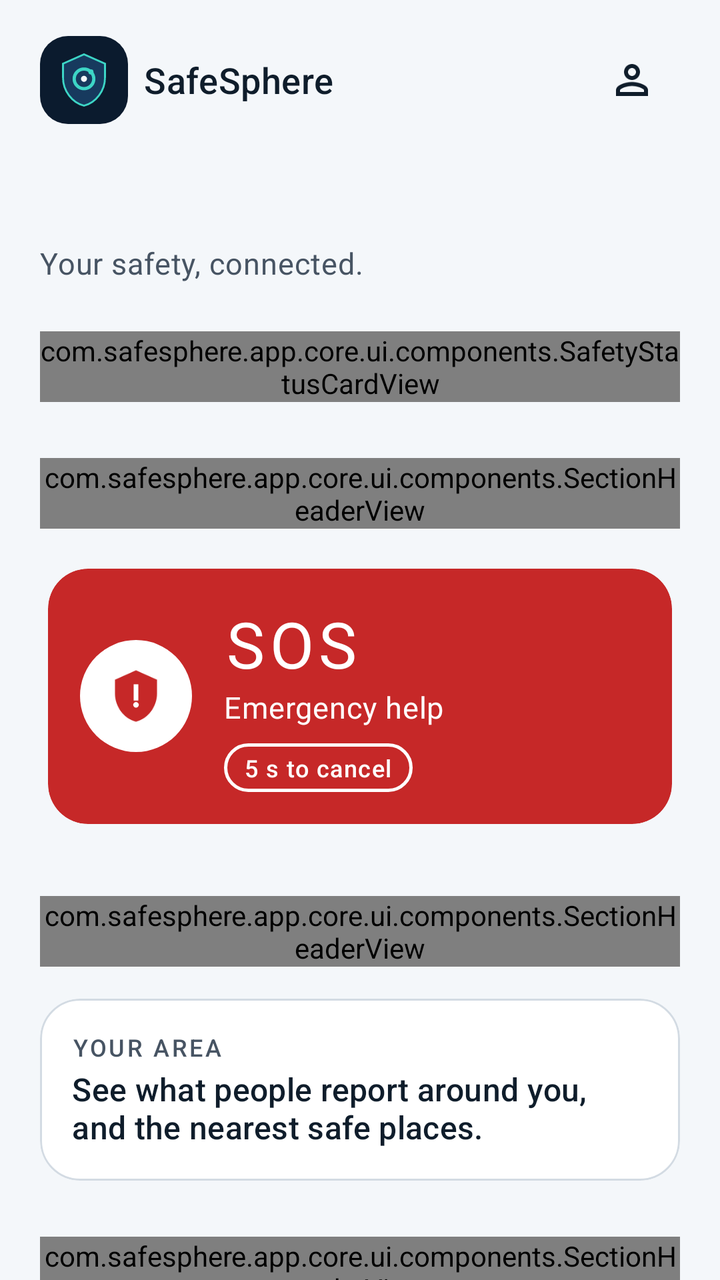
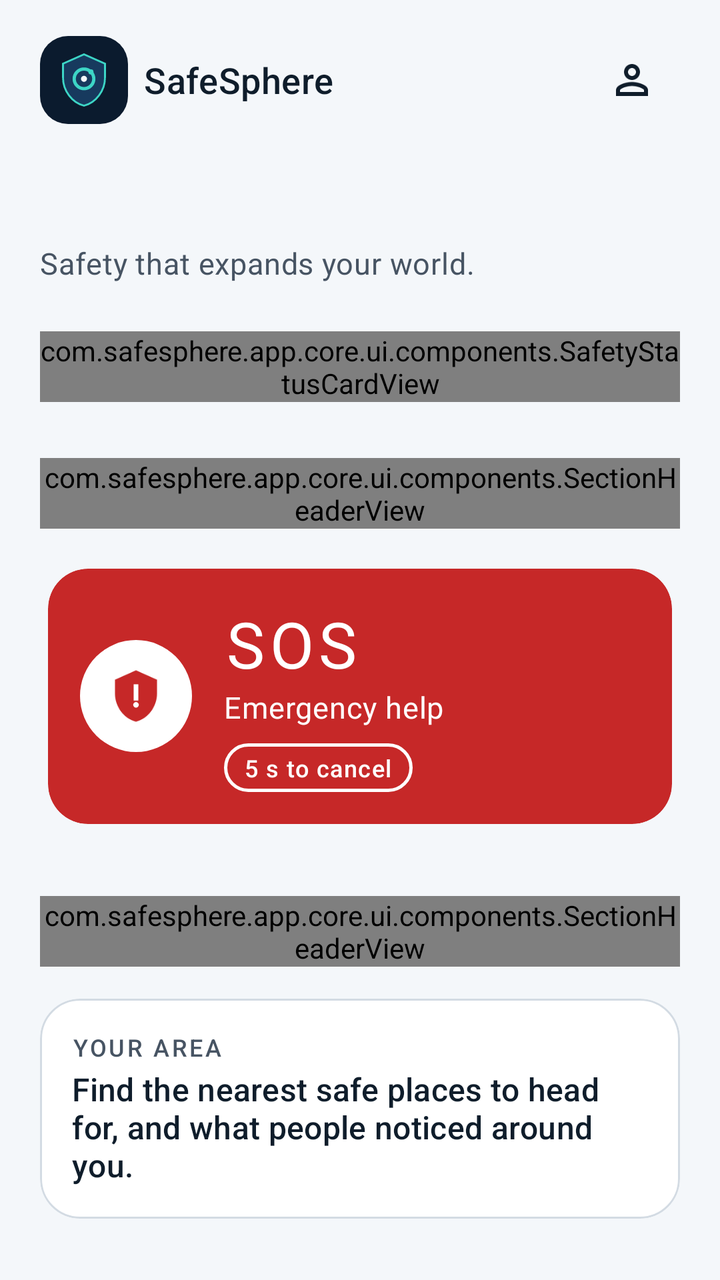

The first picture is an Android layout as it rendered before a commit; the second is the same layout after the commit. The layout source and the unified diff follow.
<!-- AndroidManifest.xml: application theme Theme.SafeSphere -->
<!-- res/layout/fragment_home.xml -->
<?xml version="1.0" encoding="utf-8"?>
<androidx.core.widget.NestedScrollView xmlns:android="http://schemas.android.com/apk/res/android"
    xmlns:app="http://schemas.android.com/apk/res-auto"
    android:layout_width="match_parent"
    android:layout_height="match_parent"
    android:fillViewport="true">

    <LinearLayout
        android:layout_width="match_parent"
        android:layout_height="wrap_content"
        android:orientation="vertical"
        android:paddingStart="@dimen/screen_padding"
        android:paddingTop="@dimen/space_md"
        android:paddingEnd="@dimen/screen_padding"
        android:paddingBottom="@dimen/space_lg">

        
        <LinearLayout
            android:id="@+id/homeHeader"
            android:layout_width="match_parent"
            android:layout_height="wrap_content"
            android:gravity="center_vertical"
            android:orientation="horizontal">

            <ImageView
                style="@style/Widget.SafeSphere.BrandTile"
                android:layout_width="@dimen/brand_tile_size"
                android:layout_height="@dimen/brand_tile_size" />

            <TextView
                android:layout_width="0dp"
                android:layout_height="wrap_content"
                android:layout_marginStart="@dimen/space_sm"
                android:layout_weight="1"
                android:text="@string/app_name"
                android:textAppearance="@style/TextAppearance.SafeSphere.SectionTitle" />

            <ImageButton
                android:id="@+id/profileButton"
                android:layout_width="@dimen/min_touch_target"
                android:layout_height="@dimen/min_touch_target"
                android:background="?attr/selectableItemBackgroundBorderless"
                android:contentDescription="@string/cd_open_profile"
                android:src="@drawable/ic_person_outline"
                app:tint="?attr/colorOnSurface" />
        </LinearLayout>

        
        <LinearLayout
            android:id="@+id/greetingBlock"
            android:layout_width="match_parent"
            android:layout_height="wrap_content"
            android:layout_marginTop="@dimen/space_md"
            android:orientation="vertical">

            <TextView
                android:id="@+id/greeting"
                android:layout_width="match_parent"
                android:layout_height="wrap_content"
                android:accessibilityHeading="true"
                android:textAppearance="@style/TextAppearance.SafeSphere.ScreenTitle" />

            <TextView
                android:layout_width="match_parent"
                android:layout_height="wrap_content"
                android:layout_marginTop="@dimen/space_xs"
                android:text="@string/tagline_your_safety"
                android:textAppearance="@style/TextAppearance.SafeSphere.Body" />
        </LinearLayout>

        
        <com.google.android.material.card.MaterialCardView
            android:id="@+id/activeEmergencyBanner"
            style="@style/Widget.SafeSphere.Card.Emergency"
            android:layout_width="match_parent"
            android:layout_height="wrap_content"
            android:layout_marginTop="@dimen/space_md"
            android:clickable="true"
            android:contentDescription="@string/cd_home_emergency_banner"
            android:focusable="true"
            android:visibility="gone">

            <TextView
                android:layout_width="match_parent"
                android:layout_height="wrap_content"
                android:importantForAccessibility="no"
                android:minHeight="56dp"
                android:padding="@dimen/space_md"
                android:text="@string/home_emergency_banner"
                android:textAppearance="@style/TextAppearance.SafeSphere.CardTitle"
                android:textColor="?attr/colorOnError" />
        </com.google.android.material.card.MaterialCardView>

        <com.safesphere.app.core.ui.components.NoticeView
            android:id="@+id/activeWalkBanner"
            android:layout_width="match_parent"
            android:layout_height="wrap_content"
            android:layout_marginTop="@dimen/space_md"
            android:clickable="true"
            android:focusable="true"
            android:minHeight="56dp"
            android:visibility="gone"
            app:noticeText="@string/home_walk_banner"
            app:noticeType="info" />

        
        <com.safesphere.app.core.ui.components.SafetyStatusCardView
            android:id="@+id/statusCard"
            android:layout_width="match_parent"
            android:layout_height="wrap_content"
            android:layout_marginTop="@dimen/space_lg" />

        
        <LinearLayout
            android:id="@+id/quickActionsSection"
            android:layout_width="match_parent"
            android:layout_height="wrap_content"
            android:layout_marginTop="@dimen/section_spacing"
            android:orientation="vertical">

            <com.safesphere.app.core.ui.components.SectionHeaderView
                android:layout_width="match_parent"
                android:layout_height="wrap_content"
                android:layout_marginBottom="@dimen/space_md"
                app:badgeStatus="none"
                app:sectionTitle="@string/section_quick_actions" />

            
            <com.google.android.material.card.MaterialCardView
                android:id="@+id/sosTile"
                style="@style/Widget.SafeSphere.Card.Emergency"
                android:layout_width="match_parent"
                android:layout_height="wrap_content"
                android:layout_margin="@dimen/space_xs"
                android:clickable="true"
                android:contentDescription="@string/cd_sos_tile"
                android:focusable="true">

                <LinearLayout
                    android:layout_width="match_parent"
                    android:layout_height="wrap_content"
                    android:gravity="center_vertical"
                    android:minHeight="96dp"
                    android:orientation="horizontal"
                    android:padding="@dimen/space_md">

                    <ImageView
                        android:layout_width="56dp"
                        android:layout_height="56dp"
                        android:background="@drawable/bg_icon_circle"
                        android:backgroundTint="?attr/colorOnError"
                        android:importantForAccessibility="no"
                        android:padding="14dp"
                        android:src="@drawable/ic_shield_alert"
                        app:tint="?attr/colorError" />

                    <LinearLayout
                        android:layout_width="0dp"
                        android:layout_height="wrap_content"
                        android:layout_marginStart="@dimen/space_md"
                        android:layout_weight="1"
                        android:orientation="vertical">

                        <TextView
                            android:layout_width="wrap_content"
                            android:layout_height="wrap_content"
                            android:text="@string/feature_sos_title"
                            android:textAppearance="@style/TextAppearance.SafeSphere.Hero.Status"
                            android:textColor="?attr/colorOnError" />

                        <TextView
                            android:layout_width="wrap_content"
                            android:layout_height="wrap_content"
                            android:text="@string/sos_subtitle"
                            android:textAppearance="@style/TextAppearance.SafeSphere.Body"
                            android:textColor="?attr/colorOnError" />

                        
                        <TextView
                            style="@style/Widget.SafeSphere.Badge.OnEmergency"
                            android:layout_width="wrap_content"
                            android:layout_height="wrap_content"
                            android:layout_marginTop="@dimen/space_sm"
                            android:text="@string/sos_badge_countdown" />
                    </LinearLayout>
                </LinearLayout>
            </com.google.android.material.card.MaterialCardView>

            <androidx.recyclerview.widget.RecyclerView
                android:id="@+id/quickActions"
                android:layout_width="match_parent"
                android:layout_height="wrap_content"
                android:layout_marginTop="@dimen/space_xs"
                android:nestedScrollingEnabled="false"
                app:layoutManager="androidx.recyclerview.widget.GridLayoutManager"
                app:spanCount="3" />
        </LinearLayout>

        
        <LinearLayout
            android:id="@+id/nearbySection"
            android:layout_width="match_parent"
            android:layout_height="wrap_content"
            android:layout_marginTop="@dimen/section_spacing"
            android:orientation="vertical">

            <com.safesphere.app.core.ui.components.SectionHeaderView
                android:layout_width="match_parent"
                android:layout_height="wrap_content"
                android:layout_marginBottom="@dimen/space_md"
                app:badgeStatus="available"
                app:sectionTitle="@string/section_nearby" />

            <com.google.android.material.card.MaterialCardView
                android:id="@+id/nearbyCard"
                android:layout_width="match_parent"
                android:layout_height="wrap_content"
                android:clickable="true"
                android:contentDescription="@string/cd_nearby_card"
                android:focusable="true">

                <LinearLayout
                    android:layout_width="match_parent"
                    android:layout_height="wrap_content"
                    android:orientation="vertical"
                    android:padding="@dimen/space_md">

                    <TextView
                        android:layout_width="wrap_content"
                        android:layout_height="wrap_content"
                        android:text="@string/nearby_overline"
                        android:textAppearance="@style/TextAppearance.SafeSphere.Overline" />

                    <TextView
                        android:layout_width="match_parent"
                        android:layout_height="wrap_content"
                        android:layout_marginTop="2dp"
                        android:text="@string/nearby_message"
                        android:textAppearance="@style/TextAppearance.SafeSphere.CardTitle" />
                </LinearLayout>
            </com.google.android.material.card.MaterialCardView>
        </LinearLayout>

        
        <LinearLayout
            android:id="@+id/journeySection"
            android:layout_width="match_parent"
            android:layout_height="wrap_content"
            android:layout_marginTop="@dimen/section_spacing"
            android:orientation="vertical">

            <com.safesphere.app.core.ui.components.SectionHeaderView
                android:layout_width="match_parent"
                android:layout_height="wrap_content"
                android:layout_marginBottom="@dimen/space_md"
                app:badgeStatus="preview"
                app:sectionTitle="@string/section_journey" />

            <com.google.android.material.card.MaterialCardView
                android:layout_width="match_parent"
                android:layout_height="wrap_content">

                <androidx.recyclerview.widget.RecyclerView
                    android:id="@+id/timeline"
                    android:layout_width="match_parent"
                    android:layout_height="wrap_content"
                    android:nestedScrollingEnabled="false"
                    android:paddingTop="@dimen/space_sm"
                    android:paddingBottom="@dimen/space_sm"
                    app:layoutManager="androidx.recyclerview.widget.LinearLayoutManager" />
            </com.google.android.material.card.MaterialCardView>
        </LinearLayout>

        
        <LinearLayout
            android:id="@+id/footerSection"
            android:layout_width="match_parent"
            android:layout_height="wrap_content"
            android:layout_marginTop="@dimen/section_spacing"
            android:orientation="vertical">

            <LinearLayout
                android:layout_width="match_parent"
                android:layout_height="wrap_content"
                android:gravity="center_vertical"
                android:minHeight="@dimen/min_touch_target"
                android:orientation="horizontal">

                <ImageView
                    android:layout_width="@dimen/icon_size"
                    android:layout_height="@dimen/icon_size"
                    android:importantForAccessibility="no"
                    android:src="@drawable/ic_lock"
                    app:tint="?attr/colorPrimary" />

                <TextView
                    android:layout_width="0dp"
                    android:layout_height="wrap_content"
                    android:layout_marginStart="@dimen/space_sm"
                    android:layout_weight="1"
                    android:text="@string/privacy_reassurance"
                    android:textAppearance="@style/TextAppearance.SafeSphere.Body" />
            </LinearLayout>
        </LinearLayout>
    </LinearLayout>
</androidx.core.widget.NestedScrollView>
<!-- resources referenced by this layout -->
<resources>
  <dimen name="brand_tile_size">44dp</dimen>
  <dimen name="icon_size">24dp</dimen>
  <dimen name="min_touch_target">48dp</dimen>
  <dimen name="screen_padding">20dp</dimen>
  <dimen name="section_spacing">28dp</dimen>
  <dimen name="space_lg">24dp</dimen>
  <dimen name="space_md">16dp</dimen>
  <dimen name="space_sm">8dp</dimen>
  <dimen name="space_xs">4dp</dimen>
  <string name="app_name">SafeSphere</string>
  <string name="cd_home_emergency_banner">Emergency active. Opens the emergency screen.</string>
  <string name="cd_nearby_card">Nearby Safety. Opens Community Safety.</string>
  <string name="cd_open_profile">Open profile</string>
  <string name="cd_sos_tile">SOS. Emergency help. Starts a five second countdown you can cancel. SafeSphere texts your Safety Circle only if you switched on automatic SMS. Tap to open.</string>
  <string name="feature_sos_title">SOS</string>
  <string name="home_emergency_banner">Emergency active. Tap to open it.</string>
  <string name="home_walk_banner">Safe Walk active. Tap to open it.</string>
  <string name="nearby_message">See what people report around you, and the nearest safe places.</string>
  <string name="nearby_overline">Your area</string>
  <string name="privacy_reassurance">Your safety data stays under your control.</string>
  <string name="section_journey">Your Safety Journey</string>
  <string name="section_nearby">Nearby Safety</string>
  <string name="section_quick_actions">Quick actions</string>
  <string name="sos_badge_countdown">5 s to cancel</string>
  <string name="sos_subtitle">Emergency help</string>
  <string name="tagline_your_safety">Your safety, connected.</string>
  <style name="Theme.SafeSphere" parent="Base.Theme.SafeSphere" />
  <dimen name="chip_padding_horizontal">10dp</dimen>
  <dimen name="chip_padding_vertical">4dp</dimen>
  <dimen name="brand_tile_padding">8dp</dimen>
  <string name="cd_app_logo">SafeSphere logo</string>
  <dimen name="radius_button">14dp</dimen>
  <color name="mark_shield">#173A5E</color>
  <color name="hero_accent">#3DD6C6</color>
  <color name="hero_on">#F5F9FC</color>
  <color name="ss_primary">#0E7C86</color>
  <color name="ss_on_primary">#FFFFFF</color>
  <color name="ss_primary_container">#CDEEEC</color>
  <color name="ss_on_primary_container">#00363B</color>
  <color name="ss_secondary">#3A5573</color>
  <color name="ss_on_secondary">#FFFFFF</color>
  <color name="ss_secondary_container">#E3E9F0</color>
  <color name="ss_on_secondary_container">#1B2B3D</color>
  <color name="ss_surface">#F4F7FA</color>
  <color name="ss_on_surface">#0F1D2B</color>
  <color name="ss_surface_variant">#E2E8EE</color>
  <color name="ss_on_surface_variant">#475463</color>
  <color name="ss_outline">#7A8794</color>
  <color name="ss_outline_variant">#D3DBE3</color>
  <color name="ss_surface_container_lowest">#FFFFFF</color>
  <color name="ss_surface_container_low">#FAFBFD</color>
  <color name="ss_surface_container">#EEF2F6</color>
  <color name="ss_surface_container_high">#E8EDF2</color>
  <color name="ss_surface_container_highest">#E1E7ED</color>
  <color name="ss_emergency">#C62828</color>
  <color name="ss_on_emergency">#FFFFFF</color>
  <color name="ss_emergency_container">#FBE3E3</color>
  <color name="ss_on_emergency_container">#5C0F0F</color>
  <color name="ss_safe">#187A4B</color>
  <color name="ss_safe_container">#D9F2E3</color>
  <color name="ss_on_safe_container">#0B3D24</color>
  <color name="ss_caution">#A35F00</color>
  <color name="ss_caution_container">#FFF0D1</color>
  <color name="ss_on_caution_container">#4A2C00</color>
  <color name="hero_background">#0B1B2E</color>
  <color name="hero_on_variant">#B7C6D6</color>
  <dimen name="button_height">56dp</dimen>
  <dimen name="stroke_hairline">1dp</dimen>
  <dimen name="radius_card">20dp</dimen>
  <!-- unchanged entries left out for length: 27 -->
</resources>

<!-- the commit's change to res/layout/fragment_home.xml (unified diff, before → after) -->
@@ -102,6 +102,19 @@
             android:visibility="gone"
             app:noticeText="@string/home_walk_banner"
             app:noticeType="info" />
+
+        
+        <com.safesphere.app.core.ui.components.NoticeView
+            android:id="@+id/deletionBanner"
+            android:layout_width="match_parent"
+            android:layout_height="wrap_content"
+            android:layout_marginTop="@dimen/space_md"
+            android:clickable="true"
+            android:focusable="true"
+            android:minHeight="56dp"
+            android:visibility="gone"
+            app:noticeText="@string/account_deletion_pending_soon"
+            app:noticeType="warning" />
 
         
         <com.safesphere.app.core.ui.components.SafetyStatusCardView
@@ -193,7 +206,7 @@
                 android:layout_marginTop="@dimen/space_xs"
                 android:nestedScrollingEnabled="false"
                 app:layoutManager="androidx.recyclerview.widget.GridLayoutManager"
-                app:spanCount="3" />
+                app:spanCount="2" />
         </LinearLayout>
 
         
@@ -243,36 +256,6 @@
 
         
         <LinearLayout
-            android:id="@+id/journeySection"
-            android:layout_width="match_parent"
-            android:layout_height="wrap_content"
-            android:layout_marginTop="@dimen/section_spacing"
-            android:orientation="vertical">
-
-            <com.safesphere.app.core.ui.components.SectionHeaderView
-                android:layout_width="match_parent"
-                android:layout_height="wrap_content"
-                android:layout_marginBottom="@dimen/space_md"
-                app:badgeStatus="preview"
-                app:sectionTitle="@string/section_journey" />
-
-            <com.google.android.material.card.MaterialCardView
-                android:layout_width="match_parent"
-                android:layout_height="wrap_content">
-
-                <androidx.recyclerview.widget.RecyclerView
-                    android:id="@+id/timeline"
-                    android:layout_width="match_parent"
-                    android:layout_height="wrap_content"
-                    android:nestedScrollingEnabled="false"
-                    android:paddingTop="@dimen/space_sm"
-                    android:paddingBottom="@dimen/space_sm"
-                    app:layoutManager="androidx.recyclerview.widget.LinearLayoutManager" />
-            </com.google.android.material.card.MaterialCardView>
-        </LinearLayout>
-
-        
-        <LinearLayout
             android:id="@+id/footerSection"
             android:layout_width="match_parent"
             android:layout_height="wrap_content"
<!-- resource entries referenced after the edit -->
@@ -9,23 +9,23 @@
   <dimen name="space_md">16dp</dimen>
   <dimen name="space_sm">8dp</dimen>
   <dimen name="space_xs">4dp</dimen>
+  <string name="account_deletion_pending_soon">This account will be deleted soon (it was waiting until 24 hours after your last emergency). You can still cancel it in Account and security.</string>
   <string name="app_name">SafeSphere</string>
   <string name="cd_home_emergency_banner">Emergency active. Opens the emergency screen.</string>
-  <string name="cd_nearby_card">Nearby Safety. Opens Community Safety.</string>
+  <string name="cd_nearby_card">Nearby. Opens Nearby.</string>
   <string name="cd_open_profile">Open profile</string>
   <string name="cd_sos_tile">SOS. Emergency help. Starts a five second countdown you can cancel. SafeSphere texts your Safety Circle only if you switched on automatic SMS. Tap to open.</string>
   <string name="feature_sos_title">SOS</string>
   <string name="home_emergency_banner">Emergency active. Tap to open it.</string>
   <string name="home_walk_banner">Safe Walk active. Tap to open it.</string>
-  <string name="nearby_message">See what people report around you, and the nearest safe places.</string>
+  <string name="nearby_message">Find the nearest safe places to head for, and what people noticed around you.</string>
   <string name="nearby_overline">Your area</string>
-  <string name="privacy_reassurance">Your safety data stays under your control.</string>
-  <string name="section_journey">Your Safety Journey</string>
-  <string name="section_nearby">Nearby Safety</string>
+  <string name="privacy_reassurance">Your safety data stays under your control. Nobody can use SafeSphere to track you.</string>
+  <string name="section_nearby">Nearby</string>
   <string name="section_quick_actions">Quick actions</string>
   <string name="sos_badge_countdown">5 s to cancel</string>
   <string name="sos_subtitle">Emergency help</string>
-  <string name="tagline_your_safety">Your safety, connected.</string>
+  <string name="tagline_your_safety">Safety that expands your world.</string>
   <style name="Theme.SafeSphere" parent="Base.Theme.SafeSphere" />
   <dimen name="chip_padding_horizontal">10dp</dimen>
   <dimen name="chip_padding_vertical">4dp</dimen>
